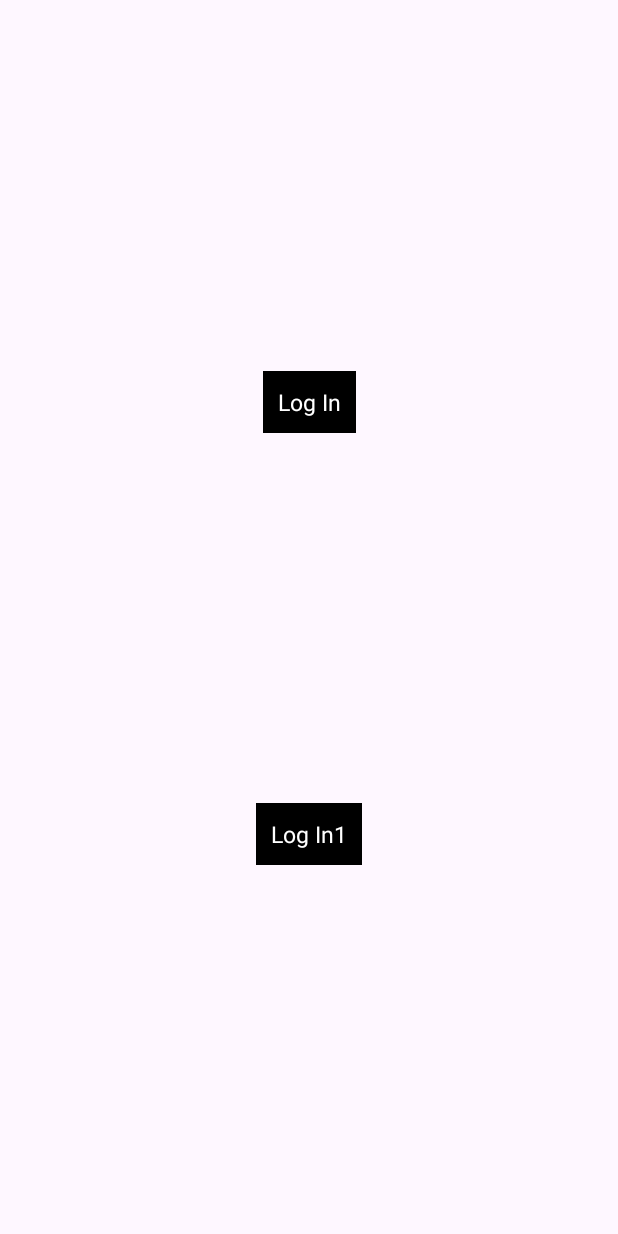
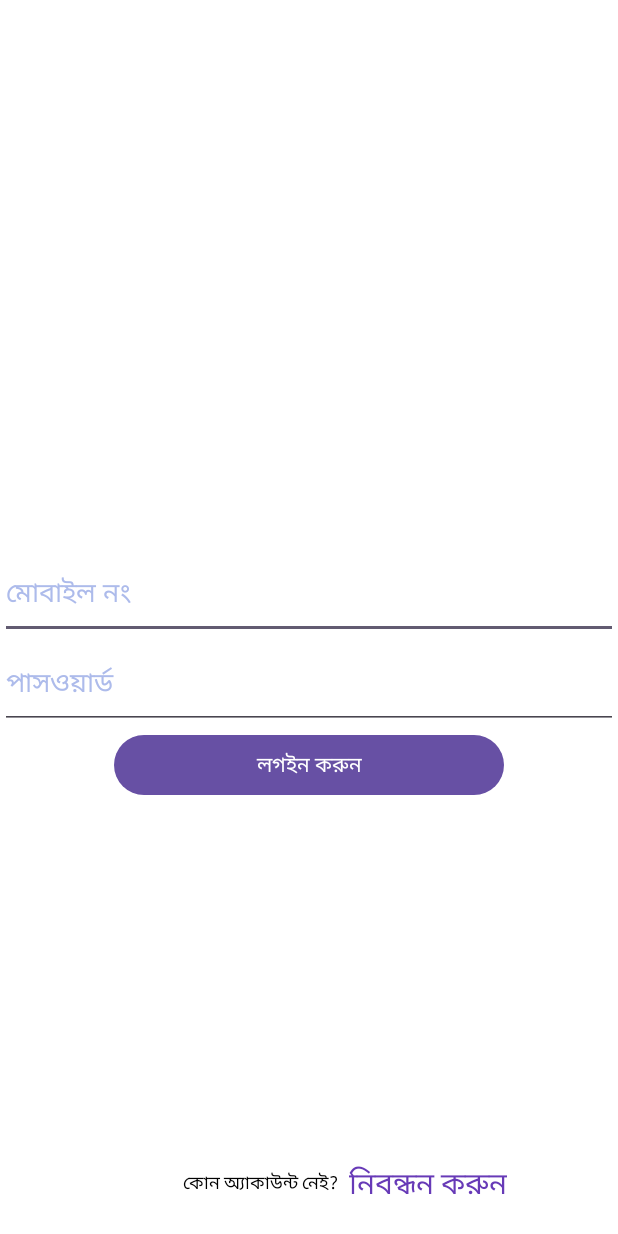
Before and after one commit to asmRakibulHasan/Marginalize-People-Doctime, an Android app: the screen it shows after launch (MainActivity), on a phone screen of 412 x 824 dp. Run offline under Robolectric (Android 15) with nearby library versions, the phone set to English and light mode, and no system bars; our stand-ins replace sdp/ssp sizes.

Commit message:
some screens added and android 33 updowned
some screens added and android 33 updowned

```diff
--- a/app/build.gradle
+++ b/app/build.gradle
@@ -10,7 +10,7 @@ android {
     defaultConfig {
         applicationId "com.example.marginalize_people_doctime"
         minSdk 24
-        targetSdk 34
+        targetSdk 33
         versionCode 1
         versionName "1.0"
 
@@ -49,4 +49,6 @@ dependencies {
     testImplementation libs.junit
     androidTestImplementation libs.androidx.junit
     androidTestImplementation libs.androidx.espresso.core
+
+    implementation libs.sdp.android
 }
--- a/app/src/main/AndroidManifest.xml
+++ b/app/src/main/AndroidManifest.xml
@@ -11,9 +11,6 @@
     <uses-permission android:name="android.permission.READ_MEDIA_IMAGES" />
     <uses-permission android:name="android.permission.READ_MEDIA_VIDEO" />
 
-    <!-- To handle the reselection within the app on devices running Android 14
-         or higher if your app targets Android 14 (API level 34) or higher.  -->
-    <uses-permission android:name="android.permission.READ_MEDIA_VISUAL_USER_SELECTED" />
 
     <application
         android:allowBackup="true"
--- a/app/src/main/java/com/example/marginalize_people_doctime/LogIn_fragment.kt
+++ b/app/src/main/java/com/example/marginalize_people_doctime/LogInFragment.kt
@@ -5,13 +5,11 @@ import androidx.fragment.app.Fragment
 import android.view.LayoutInflater
 import android.view.View
 import android.view.ViewGroup
-import androidx.navigation.NavController
-import androidx.navigation.Navigation
 import androidx.navigation.fragment.findNavController
 import com.example.marginalize_people_doctime.databinding.FragmentLogInBinding
 
 
-class LogIn_fragment : Fragment() {
+class LogInFragment : Fragment() {
 
     private lateinit var binding: FragmentLogInBinding
 
@@ -31,11 +29,18 @@ class LogIn_fragment : Fragment() {
     override fun onViewCreated(view: View, savedInstanceState: Bundle?) {
         super.onViewCreated(view, savedInstanceState)
 
-        binding.btnLogin.setOnClickListener{
+//        binding.btnLogin.setOnClickListener{
+//            findNavController().navigate(R.id.navigateToLanding)
+//        }
+//        binding.btnLogin1.setOnClickListener{
+//            findNavController().navigate(R.id.navigateToSpechToText)
+//        }
+
+        binding.buttonLogin.setOnClickListener{
             findNavController().navigate(R.id.navigateToLanding)
         }
-        binding.btnLogin1.setOnClickListener{
-            findNavController().navigate(R.id.navigateToSpechToText)
+        binding.btnSignUp.setOnClickListener{
+            findNavController().navigate(R.id.navigateToSignUpScreen)
         }
     }
 
--- /dev/null
+++ b/app/src/main/res/anim/slide_in_right.xml
@@ -0,0 +1,7 @@
+<?xml version="1.0" encoding="utf-8"?>
+<set xmlns:android="http://schemas.android.com/apk/res/android">
+    <translate
+        android:duration="300"
+        android:fromXDelta="100%"
+        android:toXDelta="0%" />
+</set>
--- /dev/null
+++ b/app/src/main/res/anim/slide_out_left.xml
@@ -0,0 +1,7 @@
+<?xml version="1.0" encoding="utf-8"?>
+<set xmlns:android="http://schemas.android.com/apk/res/android">
+    <translate
+        android:duration="300"
+        android:fromXDelta="0%"
+        android:toXDelta="100%" />
+</set>
--- /dev/null
+++ b/app/src/main/res/anim/stationary.xml
@@ -0,0 +1,3 @@
+<?xml version="1.0" encoding="utf-8"?>
+<translate xmlns:android="http://schemas.android.com/apk/res/android"
+    android:duration="@android:integer/config_longAnimTime" />
--- a/app/src/main/res/layout/fragment_log_in.xml
+++ b/app/src/main/res/layout/fragment_log_in.xml
@@ -4,46 +4,76 @@
     android:layout_width="match_parent"
     android:layout_height="match_parent"
     xmlns:app="http://schemas.android.com/apk/res-auto"
-    tools:context=".LogIn_fragment">
+    android:background="@color/white"
+    tools:context=".LogInFragment">
 
-    <androidx.constraintlayout.widget.ConstraintLayout
-        android:id="@+id/btnLogin"
-        android:layout_width="wrap_content"
-        android:layout_height="wrap_content"
-        android:background="@color/black"
+    <!-- Username EditText -->
+    <EditText
+        android:id="@+id/editTextMobileNo"
+        android:layout_width="match_parent"
+        android:layout_height="60dp"
+        android:hint="মোবাইল নং"
+        android:inputType="text"
+        android:textColorHint="#ADBBEB"
+        android:textColor="@color/black"
+        android:layout_marginBottom="@dimen/_25sdp"
         app:layout_constraintStart_toStartOf="parent"
         app:layout_constraintEnd_toEndOf="parent"
         app:layout_constraintTop_toTopOf="parent"
-        app:layout_constraintBottom_toTopOf="@id/btnLogin1">
+        app:layout_constraintBottom_toBottomOf="parent"
+        />
 
-        <TextView
-            android:layout_width="match_parent"
-            android:layout_height="match_parent"
-            android:text="Log In"
-            android:textColor="@color/white"
-            android:textSize="15sp"
-            android:padding="10dp"/>
+    <!-- Password EditText -->
+    <EditText
+        android:id="@+id/editTextPassword"
+        android:layout_width="match_parent"
+        android:layout_height="60dp"
+        android:hint="পাসওয়ার্ড"
+        android:textColorHint="#ADBBEB"
+        android:textColor="@color/black"
+        android:inputType="textPassword"
+        android:layout_marginBottom="@dimen/_25sdp"
+        app:layout_constraintStart_toStartOf="@id/editTextMobileNo"
+        app:layout_constraintEnd_toEndOf="@id/editTextMobileNo"
+        app:layout_constraintTop_toBottomOf="@id/editTextMobileNo"
+        app:layout_constraintBottom_toTopOf="@id/buttonLogin"
+        />
 
-    </androidx.constraintlayout.widget.ConstraintLayout>
+    <!-- Login Button -->
+    <Button
+        android:id="@+id/buttonLogin"
+        android:layout_width="@dimen/_200sdp"
+        android:layout_height="wrap_content"
+        android:text="লগইন করুন"
+        app:layout_constraintStart_toStartOf="@id/editTextPassword"
+        app:layout_constraintEnd_toEndOf="@id/editTextPassword"
+        app:layout_constraintTop_toBottomOf="@id/editTextPassword"/>
 
-    <androidx.constraintlayout.widget.ConstraintLayout
-        android:id="@+id/btnLogin1"
+
+    <TextView
+        android:id="@+id/registerText"
         android:layout_width="wrap_content"
         android:layout_height="wrap_content"
-        android:background="@color/black"
+        android:text="কোন অ্যাকাউন্ট নেই?"
+        android:textSize="12dp"
+        android:textColor="@color/black"
+        android:layout_marginBottom="@dimen/_20sdp"
+        android:layout_marginEnd="@dimen/_50sdp"
         app:layout_constraintStart_toStartOf="parent"
         app:layout_constraintEnd_toEndOf="parent"
-        app:layout_constraintTop_toBottomOf="@id/btnLogin"
-        app:layout_constraintBottom_toBottomOf="parent">
+        app:layout_constraintBottom_toBottomOf="parent"/>
 
-        <TextView
-            android:layout_width="match_parent"
-            android:layout_height="match_parent"
-            android:text="Log In1"
-            android:textColor="@color/white"
-            android:textSize="15sp"
-            android:padding="10dp"/>
+    <TextView
+        android:id="@+id/btnSignUp"
+        android:layout_width="wrap_content"
+        android:layout_height="wrap_content"
+        android:text="নিবন্ধন করুন"
+        android:layout_marginStart="7dp"
+        android:textSize="20dp"
+        android:layout_marginBottom="@dimen/_15sdp"
+        android:textColor="#673AB7"
+        app:layout_constraintStart_toEndOf="@id/registerText"
+        app:layout_constraintBottom_toBottomOf="parent"/>
 
-    </androidx.constraintlayout.widget.ConstraintLayout>
 
 </androidx.constraintlayout.widget.ConstraintLayout>
--- a/app/src/main/res/layout/fragment_speech_to_text.xml
+++ b/app/src/main/res/layout/fragment_speech_to_text.xml
@@ -3,6 +3,7 @@
     xmlns:tools="http://schemas.android.com/tools"
     android:layout_width="match_parent"
     android:layout_height="match_parent"
+    android:background="@color/white"
     xmlns:app="http://schemas.android.com/apk/res-auto"
     tools:context=".SpeechToText">
 
--- a/app/src/main/res/navigation/my_nav.xml
+++ b/app/src/main/res/navigation/my_nav.xml
@@ -7,24 +7,65 @@
 
     <fragment
         android:id="@+id/logIn_fragment"
-        android:name="com.example.marginalize_people_doctime.LogIn_fragment"
+        android:name="com.example.marginalize_people_doctime.LogInFragment"
         android:label="fragment_log_in_fragment"
         tools:layout="@layout/fragment_log_in" >
         <action
             android:id="@+id/navigateToLanding"
-            app:destination="@id/landing_fragment" />
+            app:destination="@id/landing_fragment"
+            app:enterAnim="@anim/slide_in_right"
+            app:exitAnim="@anim/stationary"
+            app:popEnterAnim="@anim/stationary"
+            app:popExitAnim="@anim/slide_out_left" />
         <action
-            android:id="@+id/navigateToSpechToText"
-            app:destination="@id/speechToText" />
+            android:id="@+id/navigateToSignUpScreen"
+            app:destination="@id/signUp"
+            app:enterAnim="@anim/slide_in_right"
+            app:exitAnim="@anim/stationary"
+            app:popEnterAnim="@anim/stationary"
+            app:popExitAnim="@anim/slide_out_left" />
     </fragment>
     <fragment
         android:id="@+id/landing_fragment"
-        android:name="com.example.marginalize_people_doctime.Landing_fragment"
+        android:name="com.example.marginalize_people_doctime.LandingFragment"
         android:label="fragment_landing_fragment"
-        tools:layout="@layout/fragment_landing" />
+        tools:layout="@layout/fragment_landing" >
+        <action
+            android:id="@+id/navigateToSpechToText"
+            app:destination="@id/speechToText"
+            app:enterAnim="@anim/slide_in_right"
+            app:exitAnim="@anim/stationary"
+            app:popEnterAnim="@anim/stationary"
+            app:popExitAnim="@anim/slide_out_left" />
+        <action
+            android:id="@+id/navigateToImageSearch"
+            app:destination="@id/imageSearch"
+            app:enterAnim="@anim/slide_in_right"
+            app:exitAnim="@anim/stationary"
+            app:popEnterAnim="@anim/stationary"
+            app:popExitAnim="@anim/slide_out_left" />
+        <action
+            android:id="@+id/action_landing_fragment_to_home2"
+            app:destination="@id/home2" />
+    </fragment>
     <fragment
         android:id="@+id/speechToText"
         android:name="com.example.marginalize_people_doctime.SpeechToText"
         android:label="fragment_speech_to_text"
         tools:layout="@layout/fragment_speech_to_text" />
+    <fragment
+        android:id="@+id/signUp"
+        android:name="com.example.marginalize_people_doctime.SignUp"
+        android:label="fragment_signup"
+        tools:layout="@layout/fragment_signup" />
+    <fragment
+        android:id="@+id/imageSearch"
+        android:name="com.example.marginalize_people_doctime.ImageSearch"
+        android:label="fragment_imagesearch"
+        tools:layout="@layout/fragment_imagesearch" />
+    <fragment
+        android:id="@+id/home2"
+        android:name="com.example.marginalize_people_doctime.Home"
+        android:label="fragment_home"
+        tools:layout="@layout/fragment_home" />
 </navigation>
--- a/gradle/libs.versions.toml
+++ b/gradle/libs.versions.toml
@@ -12,6 +12,7 @@ constraintlayout = "2.1.4"
 navigationFragmentKtx = "2.7.6"
 navigationUiKtx = "2.7.6"
 generativeai = "0.9.0"
+sdpAndroid = "1.1.1"
 
 [libraries]
 androidx-core-ktx = { group = "androidx.core", name = "core-ktx", version.ref = "coreKtx" }
@@ -25,6 +26,7 @@ androidx-constraintlayout = { group = "androidx.constraintlayout", name = "const
 androidx-navigation-fragment-ktx = { group = "androidx.navigation", name = "navigation-fragment-ktx", version.ref = "navigationFragmentKtx" }
 androidx-navigation-ui-ktx = { group = "androidx.navigation", name = "navigation-ui-ktx", version.ref = "navigationUiKtx" }
 generativeai = { group = "com.google.ai.client.generativeai", name = "generativeai", version.ref = "generativeai" }
+sdp-android = { module = "com.intuit.sdp:sdp-android", version.ref = "sdpAndroid" }
 
 [plugins]
 android-application = { id = "com.android.application", version.ref = "agp" }
```
Also changed, not shown: app/src/main/java/com/example/marginalize_people_doctime/Home.kt (added, +59 -0 lines), app/src/main/java/com/example/marginalize_people_doctime/ImageSearch.kt (renamed from app/src/main/java/com/example/marginalize_people_doctime/Landing_fragment.kt, +5 -8 lines), app/src/main/java/com/example/marginalize_people_doctime/LandingFragment.kt (added, +39 -0 lines), app/src/main/java/com/example/marginalize_people_doctime/SignUp.kt (added, +59 -0 lines), app/src/main/res/layout/fragment_home.xml (added, +14 -0 lines), app/src/main/res/layout/fragment_imagesearch.xml (added, +13 -0 lines), app/src/main/res/layout/fragment_landing.xml (+61 -5 lines), app/src/main/res/layout/fragment_signup.xml (added, +82 -0 lines).
